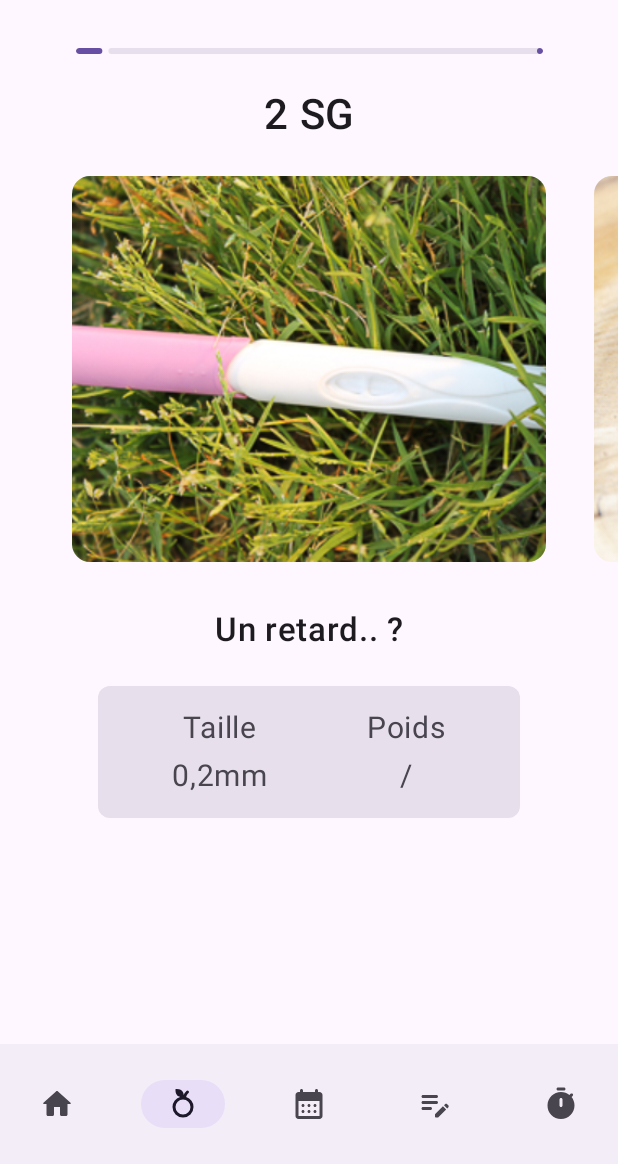
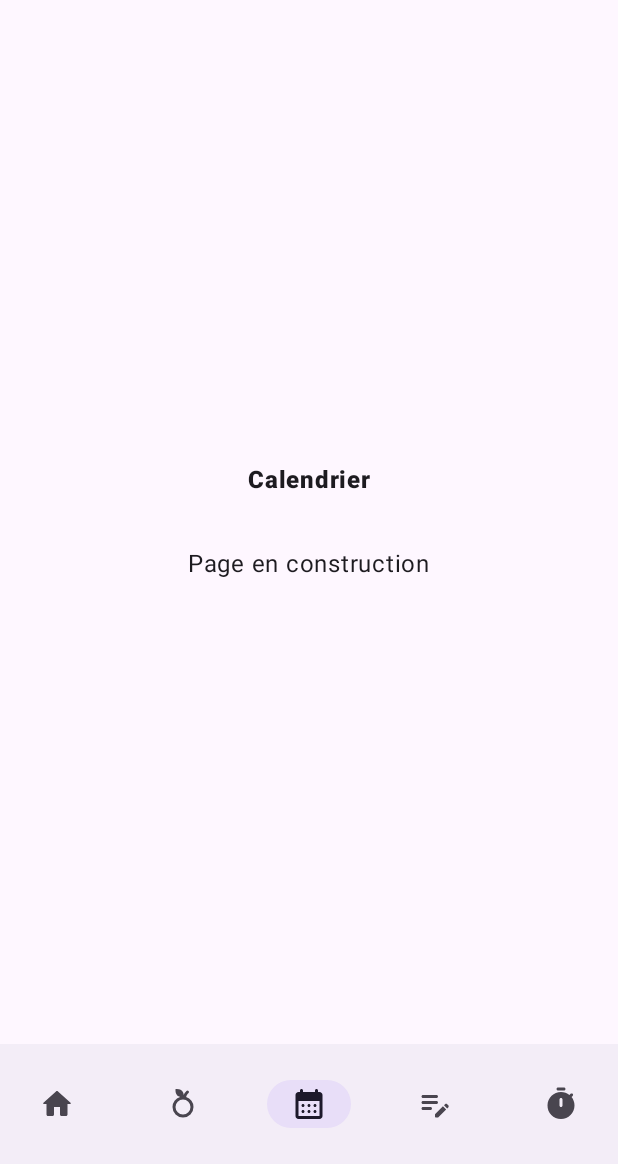
Before and after one commit to lrq3000/baby-on-board, an Android app built with Jetpack Compose: the screen it shows after launch (MainActivity), item 3 of the bottom bar chosen, on a phone screen of 412 x 824 dp, the part 72-1236 px from its top. Run offline under Robolectric (Android 15) with nearby library versions, the phone set to English and light mode, and no system bars; 1 statement that could not run was skipped.

Commit message:
Add navigation drawer + welkom page + about page + setting page + calendar page + rename InformationScreen

```diff
--- a/app/src/main/java/com/example/bob/ui/BobScreen.kt
+++ b/app/src/main/java/com/example/bob/ui/BobScreen.kt
@@ -1,30 +1,44 @@
 package com.example.bob.ui
 
+import androidx.annotation.StringRes
 import androidx.compose.foundation.background
 import androidx.compose.foundation.layout.Arrangement
 import androidx.compose.foundation.layout.Row
+import androidx.compose.foundation.layout.Spacer
 import androidx.compose.foundation.layout.fillMaxWidth
+import androidx.compose.foundation.layout.height
 import androidx.compose.foundation.layout.padding
 import androidx.compose.material.icons.Icons
 import androidx.compose.material.icons.filled.MoreVert
+import androidx.compose.material.icons.rounded.AccountCircle
 import androidx.compose.material.icons.rounded.CalendarMonth
 import androidx.compose.material.icons.rounded.EditNote
 import androidx.compose.material.icons.rounded.Home
+import androidx.compose.material.icons.rounded.Info
+import androidx.compose.material.icons.rounded.Settings
 import androidx.compose.material.icons.rounded.Timer
+import androidx.compose.material3.DrawerValue
 import androidx.compose.material3.ExperimentalMaterial3Api
 import androidx.compose.material3.Icon
 import androidx.compose.material3.IconButton
 import androidx.compose.material3.MaterialTheme
+import androidx.compose.material3.ModalDrawerSheet
+import androidx.compose.material3.ModalNavigationDrawer
 import androidx.compose.material3.NavigationBar
 import androidx.compose.material3.NavigationBarItem
+import androidx.compose.material3.NavigationDrawerItem
+import androidx.compose.material3.NavigationDrawerItemDefaults
 import androidx.compose.material3.Scaffold
 import androidx.compose.material3.Text
+import androidx.compose.material3.rememberDrawerState
 import androidx.compose.runtime.Composable
 import androidx.compose.runtime.collectAsState
 import androidx.compose.runtime.getValue
+import androidx.compose.runtime.rememberCoroutineScope
 import androidx.compose.ui.Alignment
 import androidx.compose.ui.Modifier
 import androidx.compose.ui.graphics.Color
+import androidx.compose.ui.graphics.vector.ImageVector
 import androidx.compose.ui.res.painterResource
 import androidx.compose.ui.res.stringResource
 import androidx.compose.ui.text.font.FontWeight
@@ -40,31 +54,41 @@ import androidx.navigation.compose.composable
 import androidx.navigation.compose.currentBackStackEntryAsState
 import androidx.navigation.compose.rememberNavController
 import androidx.navigation.navArgument
+import com.example.bob.R
+import com.example.bob.ui.compose.CalendarScreen
 import com.example.bob.ui.compose.HomeScreen
 import com.example.bob.ui.compose.InformationScreen
-import com.example.bob.R
+import com.example.bob.ui.compose.SettingsScreen
+import com.example.bob.ui.compose.WelcomeScreen
+import com.example.bob.ui.compose.contractions.ContractionScreen
 import com.example.bob.ui.compose.mesures.MesureScreen
-import com.example.bob.ui.compose.contractions.ContractionScreen
 import com.example.bob.ui.compose.notes.AddNoteScreen
 import com.example.bob.ui.compose.notes.NoteEditScreen
 import com.example.bob.ui.compose.notes.NoteScreen
+import com.example.bob.ui.viewModel.AboutScreen
 import com.example.bob.ui.viewModel.BobViewModel
+import kotlinx.coroutines.launch
 
 enum class BobScreen() {
     Home,
     Fruits,
-
-    //    Chart,
     Calendar,
     CalendarList,
-    Informations,
+    UserData,
     AddNote,
     EditNote,
-    Contraction
+    Contraction,
+    Settings,
+    About,
+    Welcome
 }
 
 @Composable
-fun BobTopAppBar(navController: NavController, modifier: Modifier = Modifier) {
+fun BobTopAppBar(
+    navController: NavController,
+    openDrawer: () -> Unit,
+    modifier: Modifier = Modifier
+) {
     Row(
         modifier = modifier
             .fillMaxWidth()
@@ -79,7 +103,7 @@ fun BobTopAppBar(navController: NavController, modifier: Modifier = Modifier) {
             modifier = modifier.padding(start = 16.dp),
             color = Color.White
         )
-        IconButton(onClick = { navController.navigate(BobScreen.Informations.name) }) {
+        IconButton(onClick = { openDrawer() }) {
             Icon(
                 imageVector = Icons.Filled.MoreVert,
                 contentDescription = "Menu",
@@ -112,7 +136,8 @@ fun BobBottomAppBar(navController: NavController, modifier: Modifier = Modifier)
                     contentDescription = "Fruits"
                 )
             })
-        NavigationBarItem(selected = false, onClick = { /*TODO*/ }, icon = {
+        NavigationBarItem(selected = currentDestination?.hierarchy?.any { it.route == "Calendar" } == true,
+            onClick = { navController.navigate(BobScreen.Calendar.name) }, icon = {
                 Icon(
                     imageVector = Icons.Rounded.CalendarMonth,
                     contentDescription = "Calendar"
@@ -147,20 +172,73 @@ fun BobApp(
     navController: NavHostController = rememberNavController(),
 ) {
     val bobUiState by bobViewModel.uiState.collectAsState()
+    val drawerState = rememberDrawerState(DrawerValue.Closed)
+    val scope = rememberCoroutineScope()
+
+    data class DrawerItems(
+        val icon: ImageVector,
+        @StringRes val title: Int,
+        val destination: BobScreen
+    )
+
+    val items = arrayListOf(
+        DrawerItems(
+            Icons.Rounded.AccountCircle, R.string.my_data, BobScreen.UserData
+        ),
+        DrawerItems(
+            Icons.Rounded.Settings, R.string.settings, BobScreen.Settings
+        ),
+        DrawerItems(
+            Icons.Rounded.Info, R.string.about, BobScreen.About
+        )
+    )
+    val navBackStackEntry by navController.currentBackStackEntryAsState()
+    val currentDestination = navBackStackEntry?.destination
+    ModalNavigationDrawer(drawerState = drawerState, drawerContent = {
+        ModalDrawerSheet {
+            Spacer(Modifier.height(24.dp))
+            Text(
+                stringResource(id = R.string.title_app),
+                modifier = Modifier.padding(start = 24.dp)
+            )
+            Spacer(Modifier.height(12.dp))
+            items.forEach { item ->
+                NavigationDrawerItem(
+                    icon = { Icon(item.icon, contentDescription = null) },
+                    label = { Text(stringResource(id = item.title)) },
+                    selected = currentDestination?.hierarchy?.any { it.route == item.destination.name } == true,
+                    onClick = {
+                        scope.launch { drawerState.close() }
+                        navController.navigate(item.destination.name)
+                    },
+                    modifier = Modifier.padding(NavigationDrawerItemDefaults.ItemPadding)
+                )
+            }
+        }
+    }) {
         Scaffold(
-        topBar = { BobTopAppBar(navController = navController) },
+            topBar = {
+                BobTopAppBar(
+                    navController = navController,
+                    openDrawer = { scope.launch { drawerState.open() } })
+            },
             bottomBar = { BobBottomAppBar(navController = navController) },
         ) { paddingValues ->
+            val startDestination = if (bobUiState.userName !== "") {
+                BobScreen.Home.name
+            } else {
+                BobScreen.Welcome.name
+            }
             NavHost(
                 navController = navController,
-            startDestination = BobScreen.Home.name,
+                startDestination = startDestination,
                 modifier = modifier.padding(paddingValues)
             ) {
                 composable(route = BobScreen.Home.name) {
                     HomeScreen(bobUiState)
                 }
 
-            composable(route = BobScreen.Informations.name) {
+                composable(route = BobScreen.UserData.name) {
                     InformationScreen(
                         bobViewModel,
                         bobUiState,
@@ -198,6 +276,20 @@ fun BobApp(
                 composable(route = BobScreen.Contraction.name) {
                     ContractionScreen()
                 }
+
+                composable(route = BobScreen.Settings.name) {
+                    SettingsScreen()
+                }
+                composable(route = BobScreen.About.name) {
+                    AboutScreen()
+                }
+                composable(route = BobScreen.Calendar.name) {
+                    CalendarScreen()
+                }
+                composable(route = BobScreen.Welcome.name) {
+                    WelcomeScreen(onButtonStartClick = { navController.navigate(BobScreen.UserData.name) })
                 }
             }
         }
+    }
+}
--- /dev/null
+++ b/app/src/main/java/com/example/bob/ui/compose/CalendarScreen.kt
@@ -0,0 +1,26 @@
+package com.example.bob.ui.compose
+
+import androidx.compose.foundation.layout.Arrangement
+import androidx.compose.foundation.layout.Column
+import androidx.compose.foundation.layout.Spacer
+import androidx.compose.foundation.layout.fillMaxSize
+import androidx.compose.foundation.layout.height
+import androidx.compose.material3.Text
+import androidx.compose.runtime.Composable
+import androidx.compose.ui.Alignment
+import androidx.compose.ui.Modifier
+import androidx.compose.ui.text.font.FontWeight
+import androidx.compose.ui.unit.dp
+
+@Composable
+fun CalendarScreen() {
+    Column(
+        Modifier.fillMaxSize(),
+        verticalArrangement = Arrangement.Center,
+        horizontalAlignment = Alignment.CenterHorizontally
+    ) {
+        Text("Calendrier", fontWeight = FontWeight.Black)
+        Spacer(modifier = Modifier.height(32.dp))
+        Text(text = "Page en construction")
+    }
+}
--- /dev/null
+++ b/app/src/main/java/com/example/bob/ui/compose/SettingsScreen.kt
@@ -0,0 +1,28 @@
+package com.example.bob.ui.compose
+
+import androidx.compose.foundation.layout.Arrangement
+import androidx.compose.foundation.layout.Column
+import androidx.compose.foundation.layout.Spacer
+import androidx.compose.foundation.layout.fillMaxSize
+import androidx.compose.foundation.layout.height
+import androidx.compose.material3.Text
+import androidx.compose.runtime.Composable
+import androidx.compose.ui.Alignment
+import androidx.compose.ui.Modifier
+import androidx.compose.ui.res.stringResource
+import androidx.compose.ui.text.font.FontWeight
+import androidx.compose.ui.unit.dp
+import com.example.bob.R
+
+@Composable
+fun SettingsScreen() {
+    Column(
+        Modifier.fillMaxSize(),
+        verticalArrangement = Arrangement.Center,
+        horizontalAlignment = Alignment.CenterHorizontally
+    ) {
+        Text(stringResource(id = R.string.settings), fontWeight = FontWeight.Black)
+        Spacer(modifier = Modifier.height(32.dp))
+        Text(text = "Page en construction")
+    }
+}
--- a/app/src/main/java/com/example/bob/ui/compose/InformationScreen.kt
+++ b/app/src/main/java/com/example/bob/ui/compose/UserDataScreen.kt
@@ -1,6 +1,5 @@
 package com.example.bob.ui.compose
 
-import android.util.Log
 import androidx.compose.foundation.layout.*
 import androidx.compose.foundation.shape.RoundedCornerShape
 import androidx.compose.foundation.text.KeyboardActions
--- /dev/null
+++ b/app/src/main/java/com/example/bob/ui/viewModel/AboutScreen.kt
@@ -0,0 +1,30 @@
+package com.example.bob.ui.viewModel
+
+import androidx.compose.foundation.layout.Arrangement
+import androidx.compose.foundation.layout.Column
+import androidx.compose.foundation.layout.Spacer
+import androidx.compose.foundation.layout.fillMaxSize
+import androidx.compose.foundation.layout.height
+import androidx.compose.material3.Text
+import androidx.compose.runtime.Composable
+import androidx.compose.ui.Alignment
+import androidx.compose.ui.Modifier
+import androidx.compose.ui.res.stringResource
+import androidx.compose.ui.text.font.FontWeight
+import androidx.compose.ui.unit.dp
+import com.example.bob.R
+
+
+@Composable
+fun AboutScreen() {
+    Column(
+        Modifier.fillMaxSize(),
+        verticalArrangement = Arrangement.Center,
+        horizontalAlignment = Alignment.CenterHorizontally
+    ) {
+        Text(stringResource(id = R.string.about), fontWeight = FontWeight.Black)
+        Spacer(modifier = Modifier.height(32.dp))
+        Text(text = "Page en construction")
+        Text("Version de l'application : 1.0-rc1")
+    }
+}
--- a/app/src/main/res/values/strings.xml
+++ b/app/src/main/res/values/strings.xml
@@ -22,4 +22,8 @@
     <string name="size">Taille</string>
     <string name="weight">Poids</string>
     <string name="all_my_notes">Toutes mes notes :</string>
+    <string name="settings">Parametres</string>
+    <string name="my_data">Mes infos</string>
+    <string name="about">A propos</string>
+    <string name="start">Commencer</string>
 </resources>
```
Lines whose indentation alone changed are shown as unchanged.
